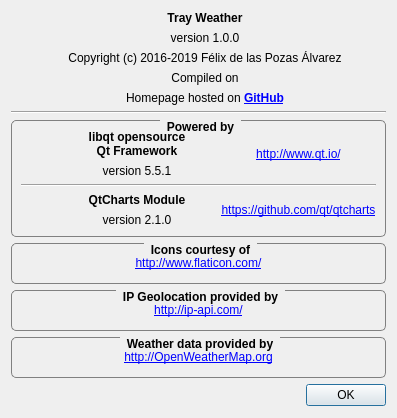
This is AboutDialog.ui in FelixdelasPozas/TrayWeather as Qt 5 draws it before an edit. The edited form follows.
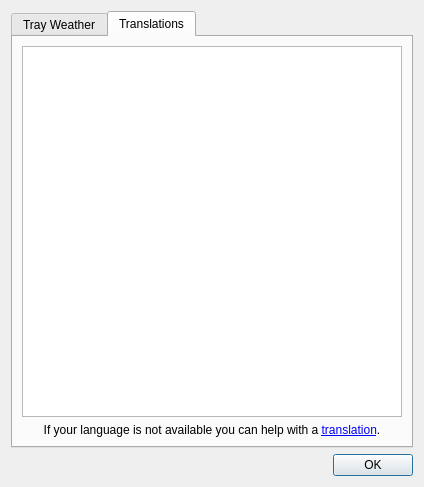
This is the edited form. The open tabs and pages were chosen to show the change. Icons and pictures are not drawn.

Commit message:
Changes to add Russian translation.
- Added to list of translations.
- Added Russian flag.
- Modified About dialog to add a table to credit translators.
- Bump version to 1.9.2

Diff of the .ui file:
```diff
--- a/AboutDialog.ui
+++ b/AboutDialog.ui
@@ -6,8 +6,8 @@
    <rect>
     <x>0</x>
     <y>0</y>
-    <width>397</width>
-    <height>418</height>
+    <width>424</width>
+    <height>487</height>
    </rect>
   </property>
   <property name="windowTitle">
@@ -19,6 +19,16 @@
   </property>
   <layout class="QVBoxLayout" name="verticalLayout">
    <item>
+    <widget class="QTabWidget" name="tabWidget">
+     <property name="currentIndex">
+      <number>0</number>
+     </property>
+     <widget class="QWidget" name="tab">
+      <attribute name="title">
+       <string>Tray Weather</string>
+      </attribute>
+      <layout class="QVBoxLayout" name="verticalLayout_9">
+       <item>
     <layout class="QVBoxLayout" name="verticalLayout_2">
      <item>
       <layout class="QHBoxLayout" name="horizontalLayout" stretch="0,0,0,0">
@@ -446,6 +456,75 @@
       </widget>
      </item>
     </layout>
+       </item>
+      </layout>
+     </widget>
+     <widget class="QWidget" name="tab_2">
+      <attribute name="title">
+       <string>Translations</string>
+      </attribute>
+      <layout class="QVBoxLayout" name="verticalLayout_10">
+       <item>
+        <widget class="QTableWidget" name="m_translations">
+         <property name="sizeAdjustPolicy">
+          <enum>QAbstractScrollArea::AdjustToContents</enum>
+         </property>
+         <property name="editTriggers">
+          <set>QAbstractItemView::NoEditTriggers</set>
+         </property>
+         <property name="tabKeyNavigation">
+          <bool>false</bool>
+         </property>
+         <property name="showDropIndicator" stdset="0">
+          <bool>false</bool>
+         </property>
+         <property name="dragDropOverwriteMode">
+          <bool>false</bool>
+         </property>
+         <property name="alternatingRowColors">
+          <bool>true</bool>
+         </property>
+         <property name="selectionMode">
+          <enum>QAbstractItemView::NoSelection</enum>
+         </property>
+         <property name="showGrid">
+          <bool>true</bool>
+         </property>
+         <property name="cornerButtonEnabled">
+          <bool>false</bool>
+         </property>
+         <property name="columnCount">
+          <number>2</number>
+         </property>
+         <attribute name="horizontalHeaderVisible">
+          <bool>false</bool>
+         </attribute>
+         <attribute name="horizontalHeaderStretchLastSection">
+          <bool>true</bool>
+         </attribute>
+         <attribute name="verticalHeaderVisible">
+          <bool>false</bool>
+         </attribute>
+         <column/>
+         <column/>
+        </widget>
+       </item>
+       <item>
+        <widget class="QLabel" name="label_9">
+         <property name="text">
+          <string>If your language is not available you can help with a &lt;a href=&quot;https://github.com/FelixdelasPozas/TrayWeather#translations&quot;&gt;translation&lt;/a&gt;.</string>
+         </property>
+         <property name="alignment">
+          <set>Qt::AlignCenter</set>
+         </property>
+         <property name="openExternalLinks">
+          <bool>true</bool>
+         </property>
+        </widget>
+       </item>
+      </layout>
+     </widget>
+    </widget>
    </item>
    <item>
     <widget class="QDialogButtonBox" name="buttonBox">
```
Lines whose indentation alone changed are shown as unchanged. The commit also changes 11 other files.
